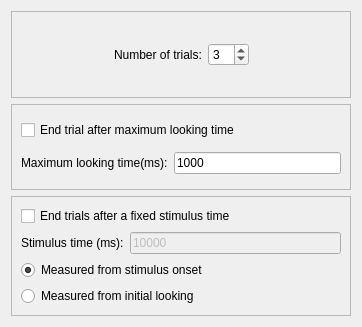
First picture: the form in libs/habutil/wizards/PhaseWPTrial.ui, repository djsperka/habit2-src, before the edit.
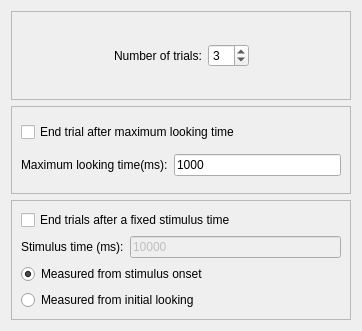
Second picture: the form after the edit.

Commit message: Transition to QT5. Compiles, not tested.

```diff
--- a/libs/habutil/wizards/PhaseWPTrial.ui
+++ b/libs/habutil/wizards/PhaseWPTrial.ui
@@ -7,7 +7,7 @@
     <x>0</x>
     <y>0</y>
     <width>362</width>
-    <height>327</height>
+    <height>331</height>
    </rect>
   </property>
   <property name="windowTitle">
```
